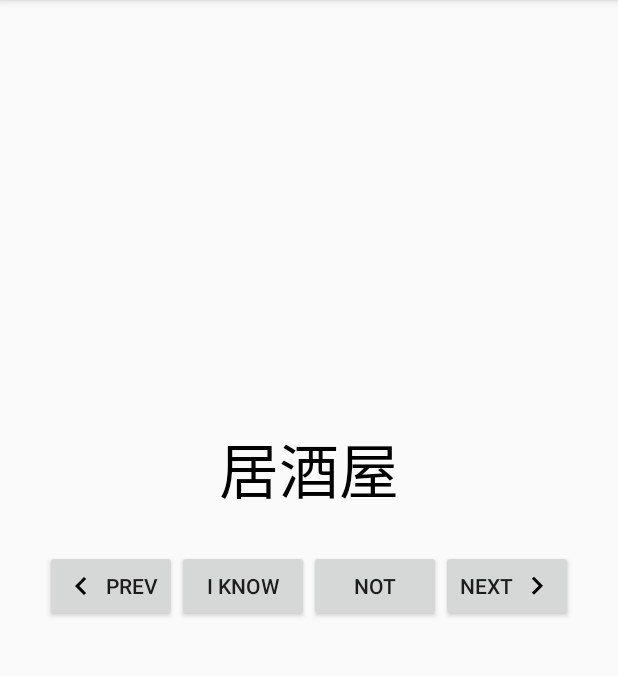
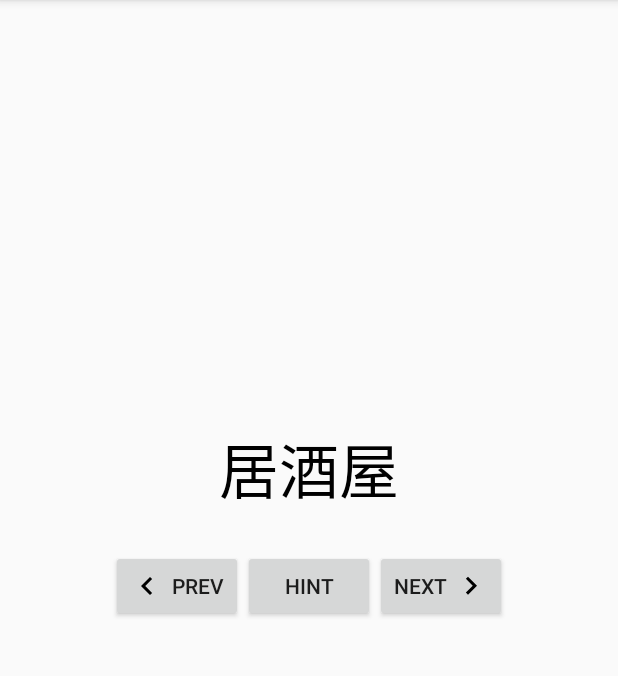
Before and after one commit to venchu/KanjiTest, an Android app: the screen it shows after launch (TestActivity), on a phone screen of 412 x 824 dp, the part 113-789 px from its top. Run offline under Robolectric (Android 15) with nearby library versions, the phone set to English and light mode, and no system bars.

Commit message:
Hint function;

```diff
--- a/app/build.gradle
+++ b/app/build.gradle
@@ -6,7 +6,7 @@ android {
 
     defaultConfig {
         applicationId "com.venchu.kanjitest"
-        minSdkVersion 16
+        minSdkVersion 21
         targetSdkVersion 24
         versionCode 1
         versionName "1.0"
--- a/app/src/main/java/com/venchu/kanjitest/TestActivity.java
+++ b/app/src/main/java/com/venchu/kanjitest/TestActivity.java
@@ -1,5 +1,7 @@
 package com.venchu.kanjitest;
 
+import android.app.Activity;
+import android.content.Intent;
 import android.os.Bundle;
 import android.support.design.widget.FloatingActionButton;
 import android.support.design.widget.Snackbar;
@@ -18,12 +20,12 @@ import org.w3c.dom.Text;
 public class TestActivity extends AppCompatActivity {
     private static final String TAG = "TestActivity";
     private static final String KEY_INDEX = "Index";
+    private static final int REQUEST_CODE_HINT = 0;
 
-    private Button mTrueButton;
-    private Button mFalseButton;
     private Button mNextButton;
     private Button mPrevButton;
     private TextView mQuestionTextView;
+    private Button mHintButton;
 
     private Question[] mQuestionBank = new Question[] {
             new Question(R.string.question_kanji1, true),
@@ -34,6 +36,7 @@ public class TestActivity extends AppCompatActivity {
     };
 
     private int mCurrentIndex = 0;
+    private boolean mIsHint;
 
     private void updateQuestion(){
         int question = mQuestionBank[mCurrentIndex].getTextResId();
@@ -45,6 +48,9 @@ public class TestActivity extends AppCompatActivity {
 
         int messageResId = 0;
 
+        if (mIsHint) {
+            messageResId = R.string.judgment_toast;
+        } else {
             if (userPressedTrue == answerIsTrue) {
                 messageResId = R.string.correct_toast;
             } else {
@@ -53,38 +59,37 @@ public class TestActivity extends AppCompatActivity {
             Toast.makeText(this, messageResId, Toast.LENGTH_SHORT)
                     .show();
         }
+    }
 
     @Override
     protected void onCreate(final Bundle savedInstanceState) {
-        if (savedInstanceState != null) {
-            mCurrentIndex = savedInstanceState.getInt(KEY_INDEX, 0);
-        }
         super.onCreate(savedInstanceState);
         Log.d(TAG, "onCreate(Bundle) called");
         setContentView(R.layout.activity_test);
 
-        mQuestionTextView = (TextView) findViewById(R.id.question_text_view);
-
-        mTrueButton = (Button) findViewById(R.id.true_button);
-        mTrueButton.setOnClickListener(new View.OnClickListener() {
+        mHintButton = (Button) findViewById(R.id.hint_button);
+        mHintButton.setOnClickListener(new View.OnClickListener() {
             @Override
             public void onClick(View view) {
-                checkAnswer(true);
+                //Запуск HintActivity
+                boolean answerIsTrue = mQuestionBank[mCurrentIndex].isAnswerTrue();
+                Intent i = HintActivity.newIntent(TestActivity.this, answerIsTrue);
+                startActivityForResult(i, REQUEST_CODE_HINT);
             }
         });
-        mFalseButton = (Button) findViewById(R.id.false_button);
-        mFalseButton.setOnClickListener(new View.OnClickListener() {
-            @Override
-            public void onClick(View view) {
-                checkAnswer(false);
+        if (savedInstanceState != null) {
+            mCurrentIndex = savedInstanceState.getInt(KEY_INDEX, 0);
         }
-        });
+
+
+        mQuestionTextView = (TextView) findViewById(R.id.question_text_view);
 
         mNextButton = (Button) findViewById(R.id.next_button);
         mNextButton.setOnClickListener(new View.OnClickListener() {
             @Override
             public void onClick(View view) {
                 mCurrentIndex = (mCurrentIndex + 1) % mQuestionBank.length;
+                mIsHint = false;
                 updateQuestion();
             }
         });
@@ -114,7 +119,7 @@ public class TestActivity extends AppCompatActivity {
 
     }
 
-    /** @Override
+    @Override
     public void onStart() {
         super.onStart();
         Log.d(TAG, "onStart() called");
@@ -138,7 +143,7 @@ public class TestActivity extends AppCompatActivity {
     public void onDestroy() {
         super.onDestroy();
         Log.d(TAG, "onDestroy() called");
-    } */
+    }
 
     @Override
     public boolean onCreateOptionsMenu(Menu menu) {
@@ -154,4 +159,17 @@ public class TestActivity extends AppCompatActivity {
         return super.onOptionsItemSelected(item);
     }
 
+    @Override
+    protected void onActivityResult(int requestCode, int resultCode, Intent data) {
+        if (requestCode != Activity.RESULT_OK) {
+            return;
         }
+        if (requestCode == REQUEST_CODE_HINT) {
+            if (data == null) {
+                return;
+            }
+            mIsHint = HintActivity.wasAnswerShown(data);
+        }
+    }
+
+}
--- a/app/src/main/res/layout-land/activity_test.xml
+++ b/app/src/main/res/layout-land/activity_test.xml
@@ -51,15 +51,10 @@
             android:drawablePadding="4dp"
             android:layout_gravity="bottom|left"/>
         <Button
-            android:id="@+id/true_button"
+            android:id="@+id/hint_button"
             android:layout_width="wrap_content"
             android:layout_height="wrap_content"
-            android:text="@string/true_button" />
-        <Button
-            android:id="@+id/false_button"
-            android:layout_width="wrap_content"
-            android:layout_height="wrap_content"
-            android:text="@string/false_button" />
+            android:text="@string/hint_button" />
         <Button
             android:layout_width="wrap_content"
             android:layout_height="wrap_content"
--- a/app/src/main/res/layout/activity_test.xml
+++ b/app/src/main/res/layout/activity_test.xml
@@ -49,15 +49,10 @@
             android:drawableLeft="@drawable/ic_chevron_left_black_24dp"
             android:drawablePadding="4dp"/>
         <Button
-            android:id="@+id/true_button"
+            android:id="@+id/hint_button"
             android:layout_width="wrap_content"
             android:layout_height="wrap_content"
-            android:text="@string/true_button" />
-        <Button
-            android:id="@+id/false_button"
-            android:layout_width="wrap_content"
-            android:layout_height="wrap_content"
-            android:text="@string/false_button" />
+            android:text="@string/hint_button" />
         <Button
             android:layout_width="wrap_content"
             android:layout_height="wrap_content"
--- a/app/src/main/res/values/strings.xml
+++ b/app/src/main/res/values/strings.xml
@@ -2,6 +2,7 @@
     <string name="app_name">KanjiTest</string>
     <string name="action_settings">Settings</string>
     <string name="question_kanji1">居酒屋</string>
+    <string name="question_kanji1_a">answer</string>
     <string name="question_kanji2">付き合い</string>
     <string name="question_kanji3">いい点</string>
     <string name="question_kanji4">第一</string>
@@ -12,4 +13,9 @@
     <string name="incorrect_toast">Incorrect!</string>
     <string name="next_button">Next</string>
     <string name="prev_button">Prev</string>
+    <string name="warning_text">Are you sure you want to do this?</string>
+    <string name="show_hint">Show</string>
+    <string name="hint_button">Hint</string>
+    <string name="judgment_toast">Cheating is wrong.</string>
+    <string name="title_activity_hint">Hint</string>
 </resources>
--- a/app/src/main/res/values/styles.xml
+++ b/app/src/main/res/values/styles.xml
@@ -13,8 +13,8 @@
         <item name="windowNoTitle">true</item>
     </style>
 
-    <style name="AppTheme.AppBarOverlay" parent="ThemeOverlay.AppCompat.Dark.ActionBar" />
+    <style name="AppTheme.AppBarOverlay" parent="ThemeOverlay.AppCompat.Dark.ActionBar"/>
 
-    <style name="AppTheme.PopupOverlay" parent="ThemeOverlay.AppCompat.Light" />
+    <style name="AppTheme.PopupOverlay" parent="ThemeOverlay.AppCompat.Light"/>
 
 </resources>
```
Also changed, not shown: app/src/main/AndroidManifest.xml (+8 -3 lines), app/src/main/java/com/venchu/kanjitest/HintActivity.java (added, +79 -0 lines), app/src/main/res/layout/activity_hint.xml (added, +25 -0 lines), app/src/main/res/layout/content_hint.xml (added, +16 -0 lines). Lines whose indentation alone changed are shown as unchanged.
